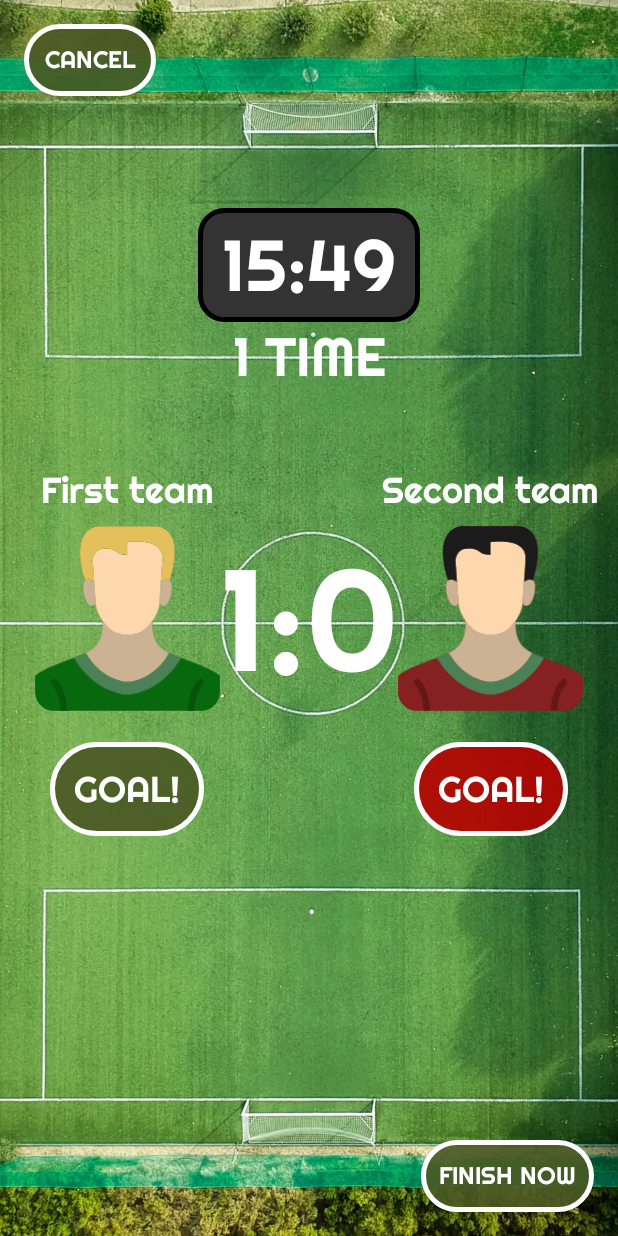
After one commit to ZGoblin/goal_counter, an Android app: the layout activity_match.xml on its own in the app's theme, with its tools: preview values and no code run, on a phone screen of 412 x 824 dp. The commit adds this screen. Run offline under Robolectric (Android 15) with nearby library versions, the phone set to English and light mode, and no system bars.

Commit message:
match activity

```diff
--- a/app/src/main/java/com/example/goalcounter/GamesAdapter.kt
+++ b/app/src/main/java/com/example/goalcounter/GamesAdapter.kt
@@ -32,6 +32,7 @@ class GameHolder(view: View) : RecyclerView.ViewHolder(view) {
 
     fun bind(image: Int) {
         binding.ivImage.setImageResource(image)
+
         binding.ivImage.setOnClickListener {
             it.setBackgroundColor(Color.MAGENTA)
         }
--- a/app/src/main/java/com/example/goalcounter/TeamsActivity.kt
+++ b/app/src/main/java/com/example/goalcounter/TeamsActivity.kt
@@ -7,10 +7,12 @@ import android.os.Bundle
 import android.text.Editable
 import android.text.TextWatcher
 import androidx.appcompat.app.AppCompatActivity
+import androidx.core.view.drawToBitmap
 import androidx.recyclerview.widget.LinearLayoutManager
 import com.example.goalcounter.databinding.ActivityTeamsBinding
 
 class TeamsActivity: AppCompatActivity() {
+    private val TAG = "TEAMS_ACTIVITY"
     private val binding: ActivityTeamsBinding by lazy {
         ActivityTeamsBinding.inflate(layoutInflater)
     }
@@ -97,14 +99,13 @@ class TeamsActivity: AppCompatActivity() {
     }
 
     private fun backToPreviousActivity() {
-        finishActivity(0)
+        finish()
     }
 
-    private fun toMatchActivity() {
-
-    }
+    private fun toMatchActivity() {}
 
     private fun enableButtonStart(enable: Boolean) {
+        binding.btnStart.isEnabled = enable
         if (enable) {
             binding.btnStart.setBackgroundResource(R.drawable.button_style)
         }
--- /dev/null
+++ b/app/src/main/res/drawable/timer_style.xml
@@ -0,0 +1,10 @@
+<?xml version="1.0" encoding="utf-8"?>
+<selector xmlns:android="http://schemas.android.com/apk/res/android">
+    <item >
+        <shape android:shape="rectangle">
+            <corners android:radius="16dp"/>
+            <stroke android:width="3dip" android:color="#000000" />
+            <solid android:color="#333333"/>
+        </shape>
+    </item>
+</selector>
--- /dev/null
+++ b/app/src/main/res/layout/activity_match.xml
@@ -0,0 +1,173 @@
+<?xml version="1.0" encoding="utf-8"?>
+<androidx.constraintlayout.widget.ConstraintLayout
+    xmlns:android="http://schemas.android.com/apk/res/android"
+    xmlns:app="http://schemas.android.com/apk/res-auto"
+    xmlns:tools="http://schemas.android.com/tools"
+    android:layout_width="match_parent"
+    android:layout_height="match_parent">
+
+    <androidx.appcompat.widget.AppCompatImageView
+        android:id="@+id/ivBackground"
+        android:layout_width="match_parent"
+        android:layout_height="match_parent"
+        android:adjustViewBounds="false"
+        android:cropToPadding="false"
+        android:scaleType="centerCrop"
+        android:scaleX="1.5"
+        android:scaleY="1.5"
+        android:src="@drawable/background"
+        app:layout_constraintBottom_toBottomOf="parent"
+        app:layout_constraintEnd_toEndOf="parent"
+        app:layout_constraintStart_toStartOf="parent"
+        app:layout_constraintTop_toTopOf="parent" />
+
+    <androidx.appcompat.widget.AppCompatButton
+        android:id="@+id/btnCancel"
+        android:layout_width="wrap_content"
+        android:layout_height="wrap_content"
+        android:background="@drawable/button_style"
+        android:text="@string/cancel"
+        android:textSize="16sp"
+        android:textColor="@color/white"
+        android:fontFamily="@font/righteous"
+        android:layout_margin="16dp"
+        app:layout_constraintLeft_toLeftOf="parent"
+        app:layout_constraintTop_toTopOf="parent"/>
+
+
+    <androidx.appcompat.widget.AppCompatTextView
+        android:id="@+id/tvPeriod"
+        android:layout_width="wrap_content"
+        android:layout_height="wrap_content"
+        android:text="1 TIME"
+        android:fontFamily="@font/righteous"
+        android:textSize="36sp"
+        android:textColor="@color/white"
+        app:layout_constraintLeft_toLeftOf="@id/tvTimer"
+        app:layout_constraintRight_toRightOf="@id/tvTimer"
+        app:layout_constraintTop_toBottomOf="@id/tvTimer"/>
+
+    <androidx.appcompat.widget.AppCompatTextView
+        android:id="@+id/tvTimer"
+        android:layout_width="wrap_content"
+        android:layout_height="wrap_content"
+        android:background="@drawable/timer_style"
+        android:text="15:49"
+        android:textSize="48sp"
+        android:textColor="@color/white"
+        android:fontFamily="@font/righteous"
+        android:paddingStart="16dp"
+        android:paddingEnd="16dp"
+        android:paddingTop="8dp"
+        android:paddingBottom="8dp"
+        app:layout_constraintTop_toTopOf="parent"
+        app:layout_constraintBottom_toTopOf="@id/tvScore"
+        app:layout_constraintLeft_toLeftOf="parent"
+        app:layout_constraintRight_toRightOf="parent"/>
+
+    <androidx.appcompat.widget.AppCompatTextView
+        android:id="@+id/tvFirstTeam"
+        android:layout_width="wrap_content"
+        android:layout_height="wrap_content"
+        android:text="@string/first_team"
+        android:textSize="24sp"
+        android:textColor="@color/white"
+        android:fontFamily="@font/righteous"
+        app:layout_constraintLeft_toLeftOf="@+id/ivWinner"
+        app:layout_constraintBottom_toTopOf="@id/ivWinner"
+        app:layout_constraintRight_toRightOf="@id/ivWinner"/>
+
+    <androidx.appcompat.widget.AppCompatTextView
+        android:id="@+id/tvSecondTeam"
+        android:layout_width="wrap_content"
+        android:layout_height="wrap_content"
+        android:text="Second team"
+        android:textSize="24sp"
+        android:textColor="@color/white"
+        android:fontFamily="@font/righteous"
+        app:layout_constraintRight_toRightOf="@id/ivLoser"
+        app:layout_constraintBottom_toTopOf="@id/ivLoser"
+        app:layout_constraintLeft_toLeftOf="@id/ivLoser"/>
+
+
+    <androidx.appcompat.widget.AppCompatImageView
+        android:id="@+id/ivWinner"
+        android:layout_width="0dp"
+        android:layout_height="0dp"
+        app:srcCompat="@drawable/ic_playerw"
+        app:layout_constraintHeight_percent="0.17"
+        app:layout_constraintWidth_percent="0.3"
+        app:layout_constraintBottom_toBottomOf="@id/tvScore"
+        app:layout_constraintTop_toTopOf="@id/tvScore"
+        app:layout_constraintRight_toLeftOf="@id/tvScore"/>
+
+    <androidx.appcompat.widget.AppCompatTextView
+        android:id="@+id/tvScore"
+        android:layout_width="wrap_content"
+        android:layout_height="wrap_content"
+        android:text="1:0"
+        android:textSize="96sp"
+        android:textColor="@color/white"
+        android:fontFamily="@font/righteous"
+        app:layout_constraintTop_toTopOf="parent"
+        app:layout_constraintBottom_toBottomOf="parent"
+        app:layout_constraintLeft_toLeftOf="parent"
+        app:layout_constraintRight_toRightOf="parent"/>
+
+    <androidx.appcompat.widget.AppCompatImageView
+        android:id="@+id/ivLoser"
+        android:layout_width="0dp"
+        android:layout_height="0dp"
+        app:srcCompat="@drawable/ic_playerl"
+        app:layout_constraintHeight_percent="0.17"
+        app:layout_constraintWidth_percent="0.3"
+        app:layout_constraintBottom_toBottomOf="@id/tvScore"
+        app:layout_constraintTop_toTopOf="@id/tvScore"
+        app:layout_constraintLeft_toRightOf="@id/tvScore"/>
+
+    <androidx.appcompat.widget.AppCompatButton
+        android:id="@+id/btnGoalFirst"
+        android:layout_width="wrap_content"
+        android:layout_height="wrap_content"
+        android:background="@drawable/button_style"
+        android:text="@string/goal"
+        android:textSize="24sp"
+        android:padding="16dp"
+        android:layout_margin="12dp"
+        android:textColor="@color/white"
+        android:fontFamily="@font/righteous"
+        app:layout_constraintLeft_toLeftOf="@id/ivWinner"
+        app:layout_constraintRight_toRightOf="@id/ivWinner"
+        app:layout_constraintTop_toBottomOf="@id/ivWinner" />
+
+    <androidx.appcompat.widget.AppCompatButton
+        android:id="@+id/btnGoalSecond"
+        android:layout_width="wrap_content"
+        android:layout_height="wrap_content"
+        android:background="@drawable/button_style_disabled"
+        android:text="@string/goal"
+        android:textSize="24sp"
+        android:padding="16dp"
+        android:layout_margin="12dp"
+        android:textColor="@color/white"
+        android:fontFamily="@font/righteous"
+        app:layout_constraintLeft_toLeftOf="@id/ivLoser"
+        app:layout_constraintRight_toRightOf="@id/ivLoser"
+        app:layout_constraintTop_toBottomOf="@id/ivLoser"/>
+
+    <androidx.appcompat.widget.AppCompatButton
+        android:id="@+id/btnFinish"
+        android:layout_width="wrap_content"
+        android:layout_height="wrap_content"
+        android:background="@drawable/button_style"
+        android:text="@string/finish_now"
+        android:textSize="16sp"
+        android:textColor="@color/white"
+        android:fontFamily="@font/righteous"
+        android:padding="12dp"
+        android:layout_margin="16dp"
+        app:layout_constraintRight_toRightOf="parent"
+        app:layout_constraintBottom_toBottomOf="parent"/>
+
+
+</androidx.constraintlayout.widget.ConstraintLayout>
--- a/app/src/main/res/values/strings.xml
+++ b/app/src/main/res/values/strings.xml
@@ -5,4 +5,8 @@
     <string name="start">Start</string>
     <string name="back">Back</string>
     <string name="choose_game">Choose game</string>
+    <string name="first_team">First team</string>
+    <string name="goal">GOAL!</string>
+    <string name="cancel">Cancel</string>
+    <string name="finish_now">Finish now</string>
 </resources>
```
Also changed, not shown: app/src/main/res/drawable/background.jpg (added), 1 other file.
